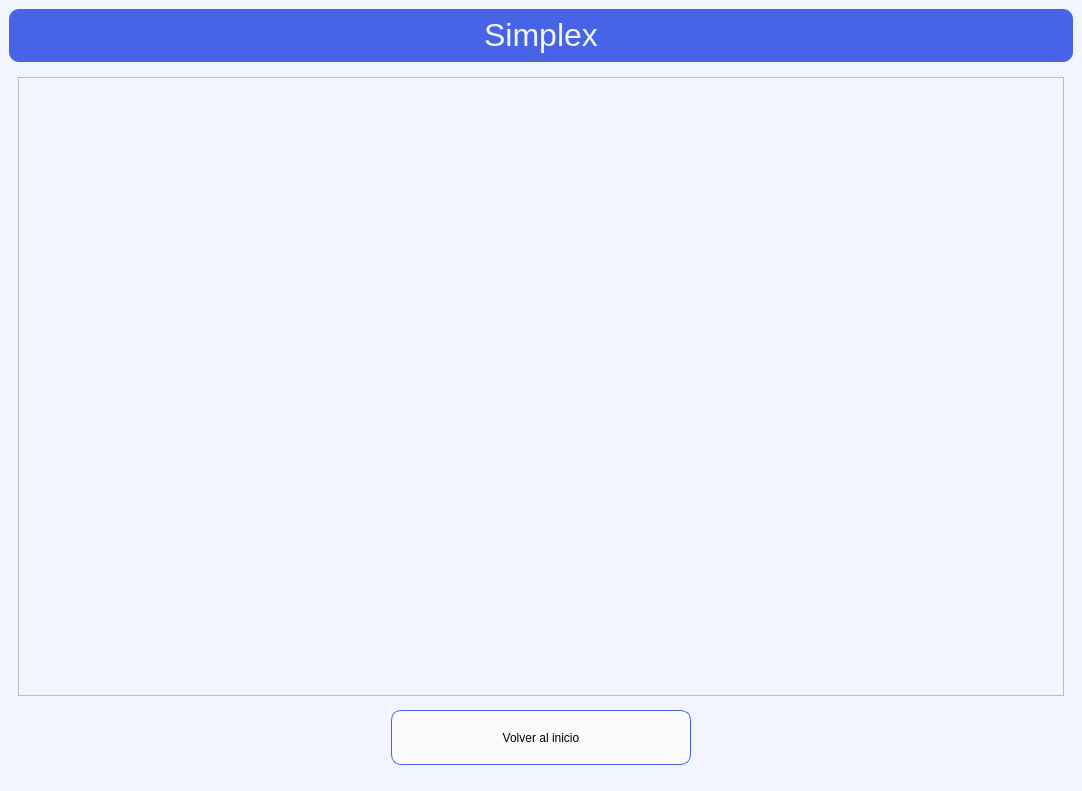
Before: the Qt Designer form GUI/mainwindow.ui in jcarloshg/PrimerProyecto_InvOpe_Simplex, drawn with Qt 5.
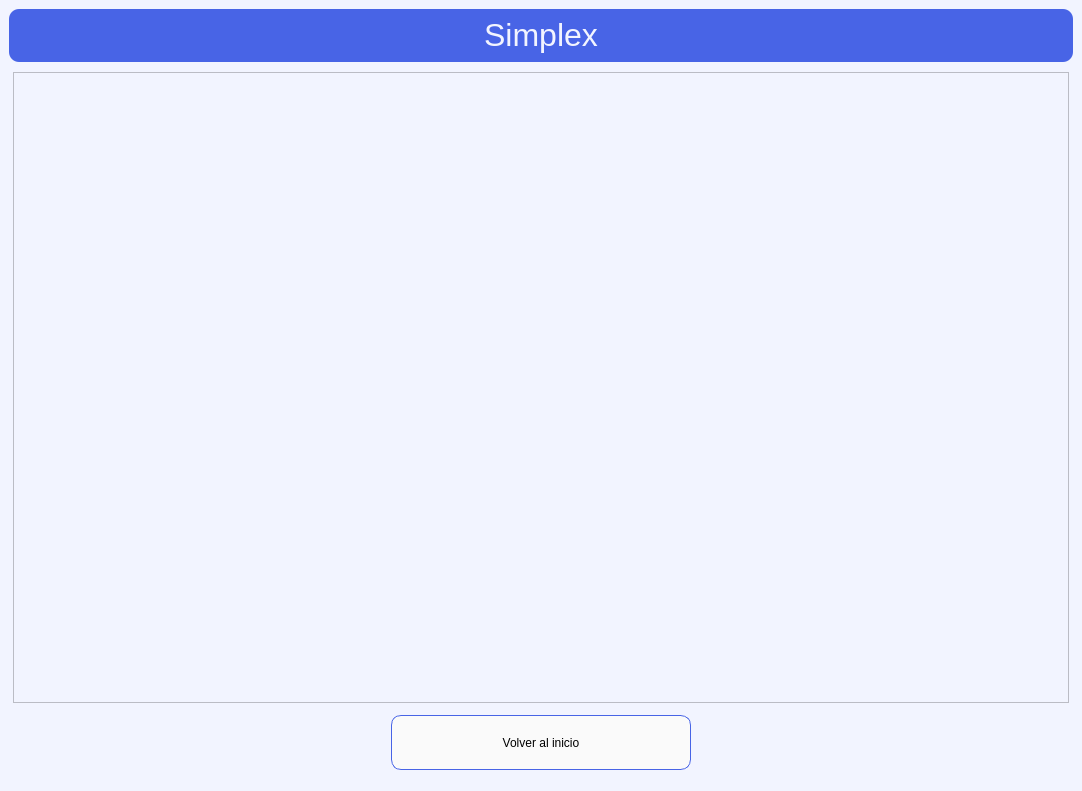
After: the same form once the commit is applied.

Commit message: Tablas en interfaz

```diff
--- a/GUI/mainwindow.ui
+++ b/GUI/mainwindow.ui
@@ -442,13 +442,21 @@
       </widget>
       <widget class="QWidget" name="page_3">
        <layout class="QGridLayout" name="gridLayout_6">
-        <item row="0" column="0">
-         <widget class="QTextEdit" name="textEdit">
-          <property name="readOnly">
-           <bool>true</bool>
-          </property>
-         </widget>
-        </item>
+        <property name="leftMargin">
+         <number>4</number>
+        </property>
+        <property name="topMargin">
+         <number>4</number>
+        </property>
+        <property name="rightMargin">
+         <number>4</number>
+        </property>
+        <property name="bottomMargin">
+         <number>4</number>
+        </property>
+        <property name="spacing">
+         <number>4</number>
+        </property>
         <item row="1" column="0">
          <widget class="QWidget" name="boton" native="true">
           <layout class="QHBoxLayout" name="horizontalLayout">
@@ -509,6 +517,50 @@
           </layout>
          </widget>
         </item>
+        <item row="0" column="0">
+         <widget class="QScrollArea" name="scrollArea_2">
+          <property name="widgetResizable">
+           <bool>true</bool>
+          </property>
+          <widget class="QWidget" name="scrollAreaWidgetContents_2">
+           <property name="geometry">
+            <rect>
+             <x>0</x>
+             <y>0</y>
+             <width>1050</width>
+             <height>615</height>
+            </rect>
+           </property>
+           <layout class="QGridLayout" name="gridLayout_7">
+            <property name="leftMargin">
+             <number>4</number>
+            </property>
+            <property name="topMargin">
+             <number>4</number>
+            </property>
+            <property name="rightMargin">
+             <number>4</number>
+            </property>
+            <property name="bottomMargin">
+             <number>4</number>
+            </property>
+            <property name="spacing">
+             <number>4</number>
+            </property>
+            <item row="0" column="0">
+             <layout class="QFormLayout" name="lay_res">
+              <property name="horizontalSpacing">
+               <number>8</number>
+              </property>
+              <property name="verticalSpacing">
+               <number>8</number>
+              </property>
+             </layout>
+            </item>
+           </layout>
+          </widget>
+         </widget>
+        </item>
        </layout>
       </widget>
      </widget>
```
Left out of the diff: 49 changed lines with no effect on the pictures. The commit also changes 3 other files.
